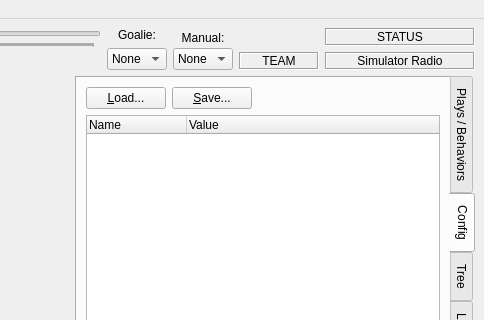
Above: soccer/ui/MainWindow.ui from RoboJackets/robocup-software before the change; both pictures show x 847 to 1331 and y 0 to 320 of the 1331 by 827 pixel window. Below: the same form after it.
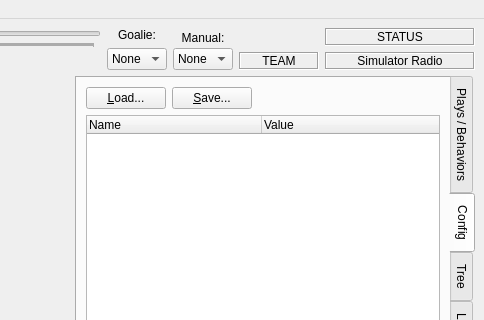
That is the form after the change. The open tabs and pages were chosen to show the change. Icons and pictures are not drawn. Custom widgets are drawn as their Qt base class.

Commit message: Make minimum size of Name tab 175

```diff
--- a/soccer/ui/MainWindow.ui
+++ b/soccer/ui/MainWindow.ui
@@ -1643,6 +1643,12 @@
            </item>
            <item>
             <widget class="QTreeWidget" name="configTree">
+             <attribute name="headerDefaultSectionSize">
+              <number>175</number>
+             </attribute>
+             <attribute name="headerMinimumSectionSize">
+              <number>175</number>
+             </attribute>
              <column>
               <property name="text">
                <string>Name</string>
```
Left out of the diff: 2 changed lines with no effect on the pictures.
